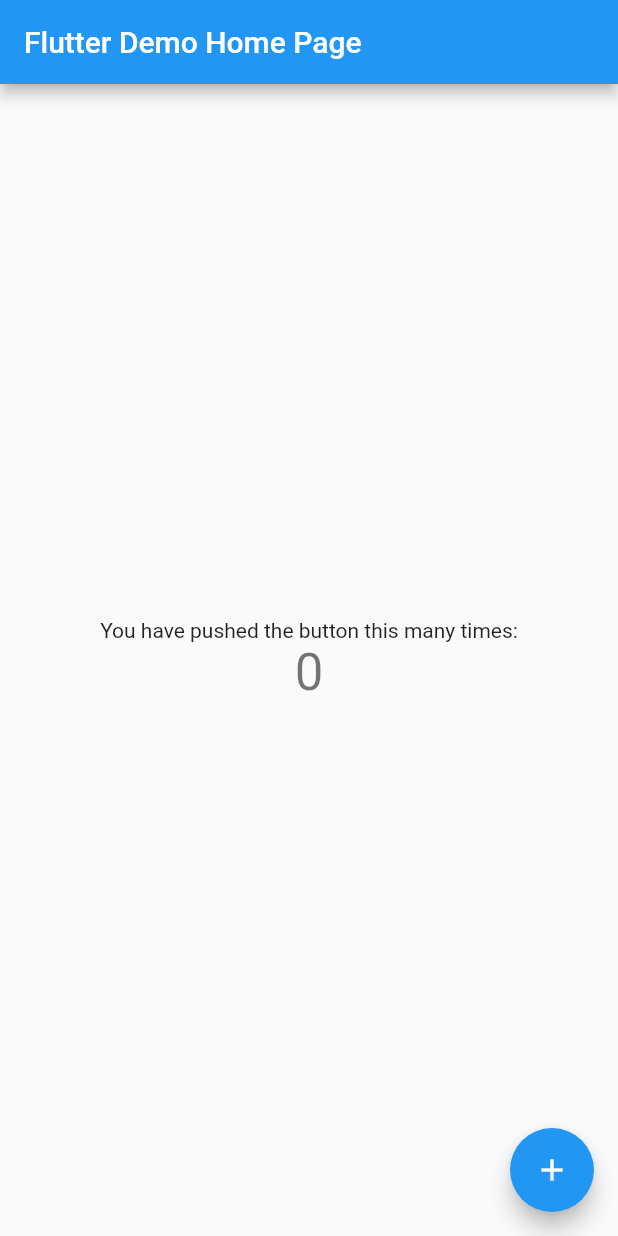
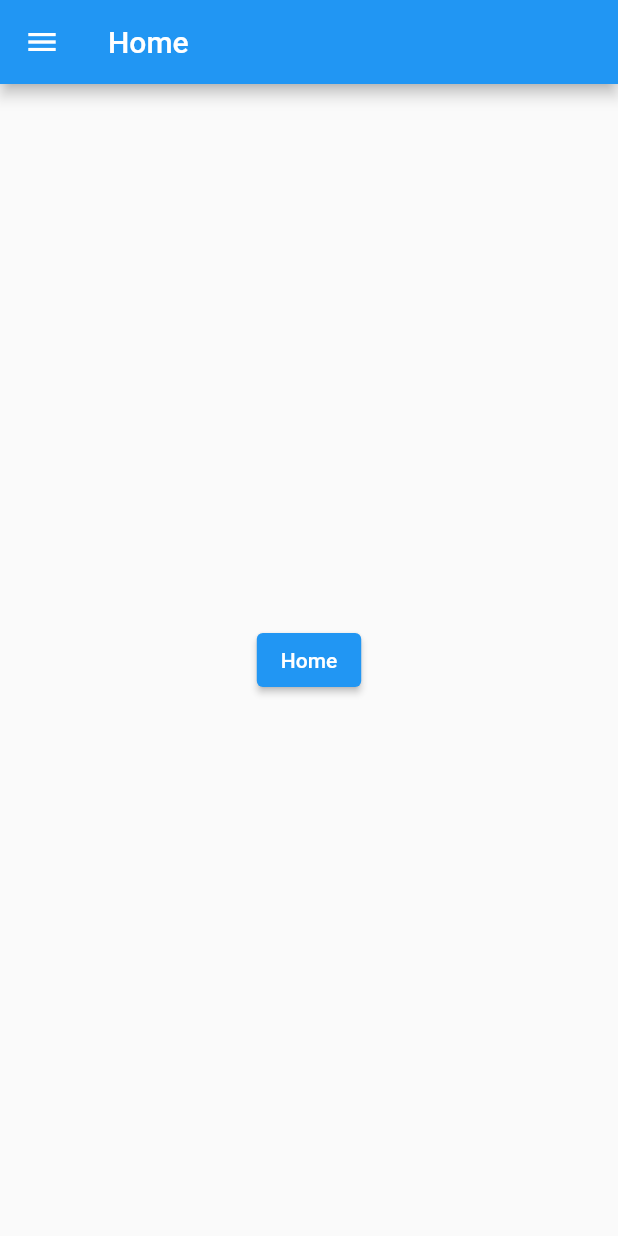
Before and after one commit to kannika1944/my_awesome_project, a Flutter app: the screen it shows after launch, on a phone screen of 412 x 824 dp. Run offline on Flutter 3.47's test engine with Material 2 defaults, Android fonts, the phone set to English and light mode, and no system bars.

Commit message:
เพิ่มหน้าที่2

```diff
--- a/lib/main.dart
+++ b/lib/main.dart
@@ -1,115 +1,21 @@
 import 'package:flutter/material.dart';
+import 'package:my_awesome_project/screen/home_screen.dart';
 
 void main() {
   runApp(const MyApp());
 }
 
 class MyApp extends StatelessWidget {
-  const MyApp({Key? key}) : super(key: key);
+  const MyApp({super.key});
 
-  // This widget is the root of your application.
   @override
   Widget build(BuildContext context) {
     return MaterialApp(
       title: 'Flutter Demo',
       theme: ThemeData(
-        // This is the theme of your application.
-        //
-        // Try running your application with "flutter run". You'll see the
-        // application has a blue toolbar. Then, without quitting the app, try
-        // changing the primarySwatch below to Colors.green and then invoke
-        // "hot reload" (press "r" in the console where you ran "flutter run",
-        // or simply save your changes to "hot reload" in a Flutter IDE).
-        // Notice that the counter didn't reset back to zero; the application
-        // is not restarted.
         primarySwatch: Colors.blue,
       ),
-      home: const MyHomePage(title: 'Flutter Demo Home Page'),
+      home: Homescreen(),
     );
   }
 }
-
-class MyHomePage extends StatefulWidget {
-  const MyHomePage({Key? key, required this.title}) : super(key: key);
-
-  // This widget is the home page of your application. It is stateful, meaning
-  // that it has a State object (defined below) that contains fields that affect
-  // how it looks.
-
-  // This class is the configuration for the state. It holds the values (in this
-  // case the title) provided by the parent (in this case the App widget) and
-  // used by the build method of the State. Fields in a Widget subclass are
-  // always marked "final".
-
-  final String title;
-
-  @override
-  State<MyHomePage> createState() => _MyHomePageState();
-}
-
-class _MyHomePageState extends State<MyHomePage> {
-  int _counter = 0;
-
-  void _incrementCounter() {
-    setState(() {
-      // This call to setState tells the Flutter framework that something has
-      // changed in this State, which causes it to rerun the build method below
-      // so that the display can reflect the updated values. If we changed
-      // _counter without calling setState(), then the build method would not be
-      // called again, and so nothing would appear to happen.
-      _counter++;
-    });
-  }
-
-  @override
-  Widget build(BuildContext context) {
-    // This method is rerun every time setState is called, for instance as done
-    // by the _incrementCounter method above.
-    //
-    // The Flutter framework has been optimized to make rerunning build methods
-    // fast, so that you can just rebuild anything that needs updating rather
-    // than having to individually change instances of widgets.
-    return Scaffold(
-      appBar: AppBar(
-        // Here we take the value from the MyHomePage object that was created by
-        // the App.build method, and use it to set our appbar title.
-        title: Text(widget.title),
-      ),
-      body: Center(
-        // Center is a layout widget. It takes a single child and positions it
-        // in the middle of the parent.
-        child: Column(
-          // Column is also a layout widget. It takes a list of children and
-          // arranges them vertically. By default, it sizes itself to fit its
-          // children horizontally, and tries to be as tall as its parent.
-          //
-          // Invoke "debug painting" (press "p" in the console, choose the
-          // "Toggle Debug Paint" action from the Flutter Inspector in Android
-          // Studio, or the "Toggle Debug Paint" command in Visual Studio Code)
-          // to see the wireframe for each widget.
-          //
-          // Column has various properties to control how it sizes itself and
-          // how it positions its children. Here we use mainAxisAlignment to
-          // center the children vertically; the main axis here is the vertical
-          // axis because Columns are vertical (the cross axis would be
-          // horizontal).
-          mainAxisAlignment: MainAxisAlignment.center,
-          children: <Widget>[
-            const Text(
-              'You have pushed the button this many times:',
-            ),
-            Text(
-              '$_counter',
-              style: Theme.of(context).textTheme.headline4,
-            ),
-          ],
-        ),
-      ),
-      floatingActionButton: FloatingActionButton(
-        onPressed: _incrementCounter,
-        tooltip: 'Increment',
-        child: const Icon(Icons.add),
-      ), // This trailing comma makes auto-formatting nicer for build methods.
-    );
-  }
-}
--- /dev/null
+++ b/lib/screen/home_screen.dart
@@ -0,0 +1,28 @@
+import 'package:flutter/cupertino.dart';
+import 'package:flutter/material.dart';
+import 'package:my_awesome_project/screen/second_screen.dart';
+
+class Homescreen extends StatelessWidget {
+  const Homescreen({Key? key}) : super(key: key);
+
+  @override
+  Widget build(BuildContext context) {
+    return Scaffold(
+      drawer: const Drawer(
+        child: Text("Test Drawer"),
+      ),
+      appBar: AppBar(
+        title: Text("Home"),
+      ),
+      body: Center(
+        child: ElevatedButton(
+          onPressed: () {
+            Navigator.of(context)
+                .push(MaterialPageRoute(builder: (context) => secondscreen()));
+          },
+          child: const Text("Home"),
+        ),
+      ),
+    );
+  }
+}
```
Also changed, not shown: lib/screen/second_screen.dart (added, +22 -0 lines).
